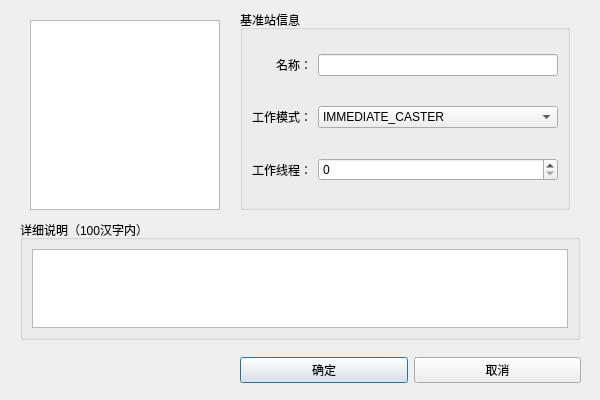
First picture: the form in widget/dialog/modify_standardstation_dialog.ui, repository yanghang8612/SMAMMainUI, before the edit.
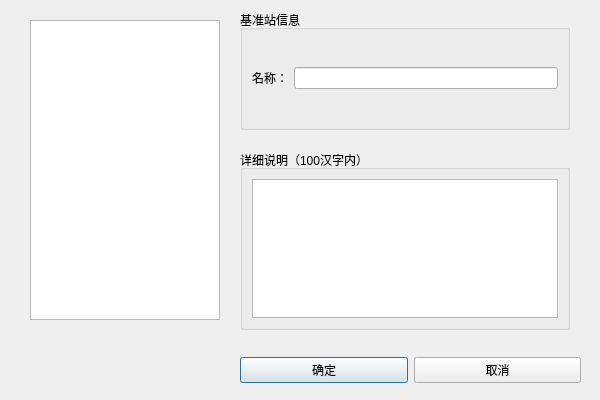
Second picture: the form after the edit.

```diff
--- a/widget/dialog/modify_standardstation_dialog.ui
+++ b/widget/dialog/modify_standardstation_dialog.ui
@@ -54,7 +54,7 @@
      <x>240</x>
      <y>10</y>
      <width>330</width>
-     <height>200</height>
+     <height>120</height>
     </rect>
    </property>
    <property name="title">
@@ -67,43 +67,6 @@
     <property name="bottomMargin">
      <number>0</number>
     </property>
-    <item row="1" column="0">
-     <widget class="QLabel" name="label_4">
-      <property name="text">
-       <string>工作模式：</string>
-      </property>
-      <property name="alignment">
-       <set>Qt::AlignRight|Qt::AlignTrailing|Qt::AlignVCenter</set>
-      </property>
-     </widget>
-    </item>
-    <item row="1" column="1">
-     <widget class="QComboBox" name="stationModeBox">
-      <item>
-       <property name="text">
-        <string>IMMEDIATE_CASTER</string>
-       </property>
-      </item>
-      <item>
-       <property name="text">
-        <string>PROCESS_CASTER</string>
-       </property>
-      </item>
-     </widget>
-    </item>
-    <item row="2" column="0">
-     <widget class="QLabel" name="label_5">
-      <property name="text">
-       <string>工作线程：</string>
-      </property>
-      <property name="alignment">
-       <set>Qt::AlignRight|Qt::AlignTrailing|Qt::AlignVCenter</set>
-      </property>
-     </widget>
-    </item>
-    <item row="2" column="1">
-     <widget class="QSpinBox" name="stationThreadCountEdit"/>
-    </item>
     <item row="0" column="1">
      <widget class="QLineEdit" name="stationNameEdit"/>
     </item>
@@ -125,17 +88,17 @@
      <x>30</x>
      <y>20</y>
      <width>190</width>
-     <height>190</height>
+     <height>300</height>
     </rect>
    </property>
   </widget>
   <widget class="QGroupBox" name="verticalGroupBox">
    <property name="geometry">
     <rect>
-     <x>20</x>
-     <y>220</y>
-     <width>560</width>
-     <height>120</height>
+     <x>240</x>
+     <y>150</y>
+     <width>330</width>
+     <height>180</height>
     </rect>
    </property>
    <property name="title">
```
